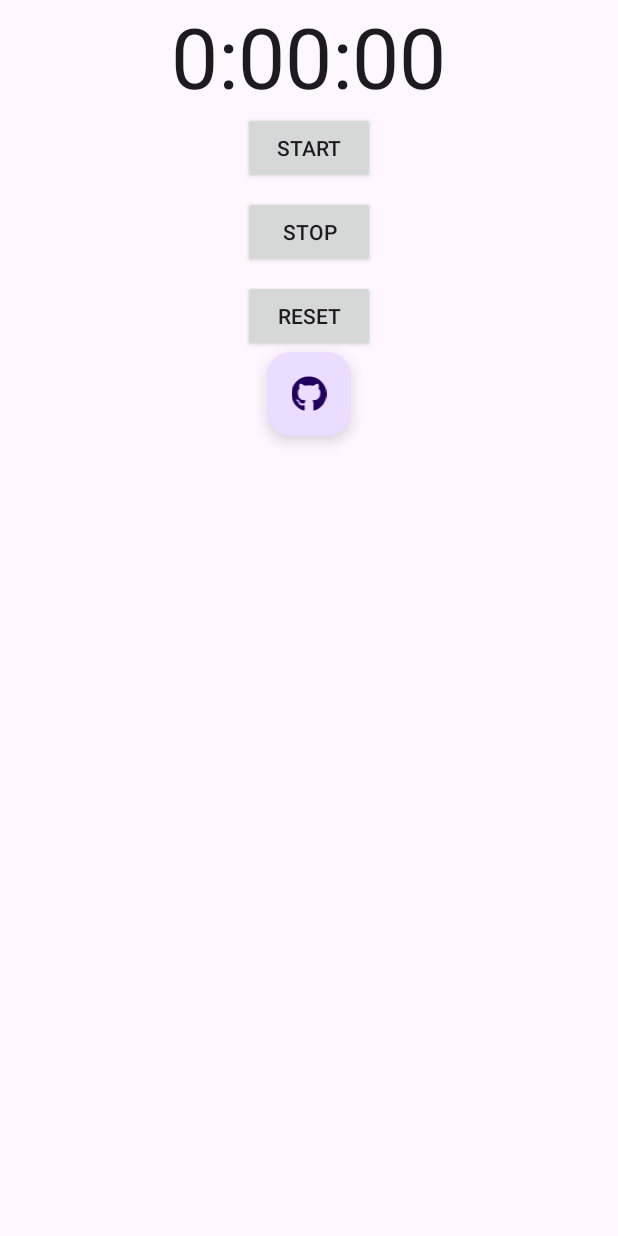
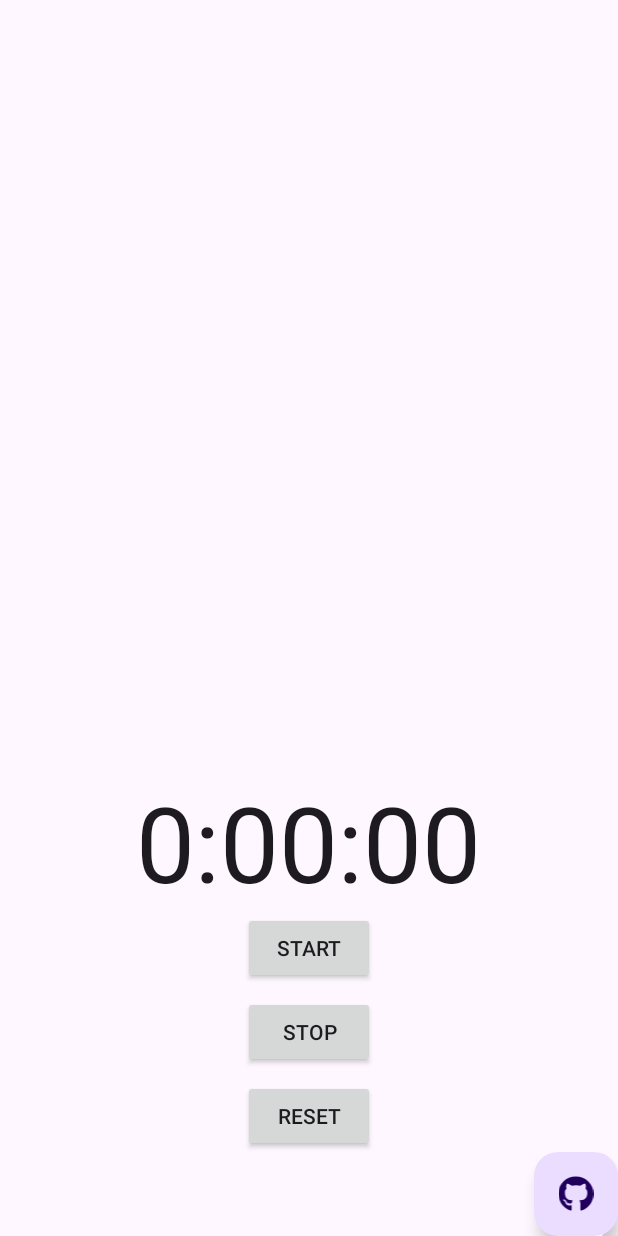
Before and after one commit to robotarmin/minesweepergame, an Android app: the screen it shows after launch (StopwatchActivity), on a phone screen of 412 x 824 dp. Run offline under Robolectric (Android 15) with nearby library versions, the phone set to English and light mode, and no system bars.

Commit message:
moved buttons to bottom, trying to move the control buttons to the middle

```diff
--- a/app/src/main/res/layout/activity_stopwatch.xml
+++ b/app/src/main/res/layout/activity_stopwatch.xml
@@ -3,14 +3,17 @@
     android:layout_width="match_parent"
     android:layout_height="match_parent"
     xmlns:android="http://schemas.android.com/apk/res/android"
-    android:orientation="vertical">
+    android:orientation="vertical"
+    android:gravity="bottom"
+    >
+
     <TextView
         android:id="@+id/time_view"
         android:layout_width="wrap_content"
         android:layout_height="wrap_content"
         android:layout_gravity="center_horizontal"
         android:textAppearance="@android:style/TextAppearance.Large"
-        android:textSize="56sp" />
+        android:textSize="70sp" />
 
     <Button
         android:onClick="onClickStart"
@@ -39,8 +42,8 @@
         android:id="@+id/github_button"
         android:layout_width="wrap_content"
         android:layout_height="wrap_content"
-        android:layout_gravity="center_horizontal"
-        android:contentDescription="Github icon"
+        android:layout_gravity="end"
+        android:contentDescription="@string/github_icon"
         android:src="@drawable/ic_fab_github"
         android:onClick="onClickGithub"/>
 
--- a/app/src/main/res/values/strings.xml
+++ b/app/src/main/res/values/strings.xml
@@ -3,4 +3,5 @@
     <string name="start">Start</string>
     <string name="stop">Stop</string>
     <string name="reset">Reset</string>
+    <string name="github_icon">Github icon</string>
 </resources>
```
